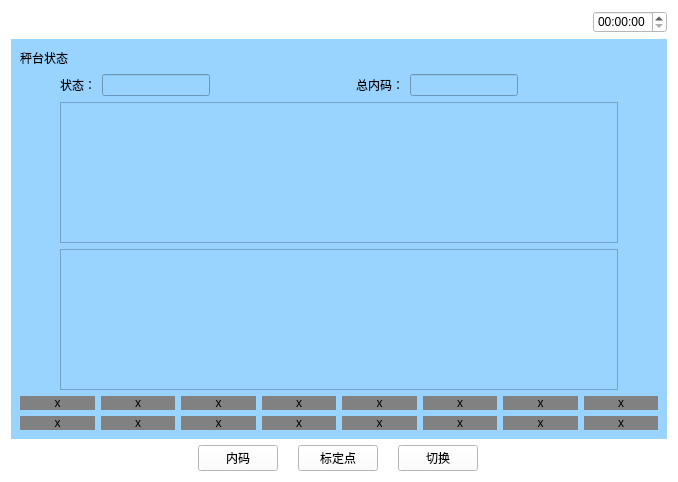
Old version of the form WeighSensor/chengtaizhuangtai.ui in the repository xsw258x2s5w8/WeightSensor.
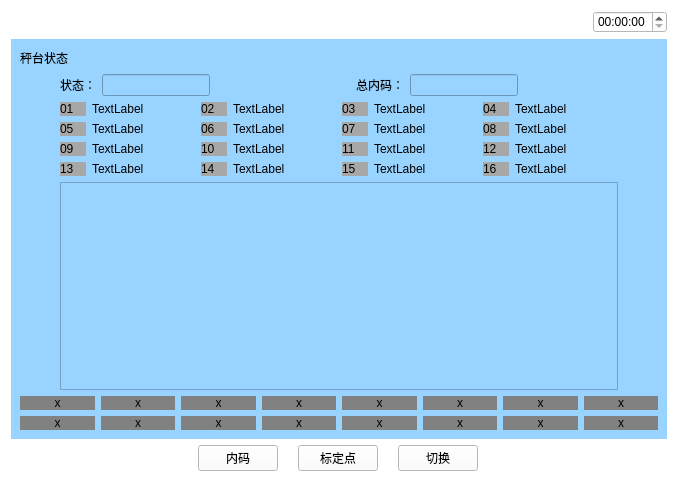
New version of the form. Icons and pictures are not drawn.

What changed in the file:
```diff
--- a/WeighSensor/chengtaizhuangtai.ui
+++ b/WeighSensor/chengtaizhuangtai.ui
@@ -236,7 +236,344 @@
            </spacer>
           </item>
           <item>
-           <widget class="QListView" name="listView"/>
+           <layout class="QGridLayout" name="gridLayout_2">
+            <item row="0" column="0">
+             <layout class="QHBoxLayout" name="horizontalLayout_7" stretch="1,4">
+              <item>
+               <widget class="QLabel" name="label_5">
+                <property name="styleSheet">
+                 <string notr="true">background-color: rgb(167, 167, 167);</string>
+                </property>
+                <property name="text">
+                 <string>01</string>
+                </property>
+               </widget>
+              </item>
+              <item>
+               <widget class="QLabel" name="sensor_1">
+                <property name="text">
+                 <string>TextLabel</string>
+                </property>
+               </widget>
+              </item>
+             </layout>
+            </item>
+            <item row="0" column="1">
+             <layout class="QHBoxLayout" name="horizontalLayout_8" stretch="1,4">
+              <item>
+               <widget class="QLabel" name="label_6">
+                <property name="styleSheet">
+                 <string notr="true">background-color: rgb(167, 167, 167);</string>
+                </property>
+                <property name="text">
+                 <string>02</string>
+                </property>
+               </widget>
+              </item>
+              <item>
+               <widget class="QLabel" name="sensor_2">
+                <property name="text">
+                 <string>TextLabel</string>
+                </property>
+               </widget>
+              </item>
+             </layout>
+            </item>
+            <item row="0" column="2">
+             <layout class="QHBoxLayout" name="horizontalLayout_9" stretch="1,4">
+              <item>
+               <widget class="QLabel" name="label_7">
+                <property name="styleSheet">
+                 <string notr="true">background-color: rgb(167, 167, 167);</string>
+                </property>
+                <property name="text">
+                 <string>03</string>
+                </property>
+               </widget>
+              </item>
+              <item>
+               <widget class="QLabel" name="sensor_3">
+                <property name="text">
+                 <string>TextLabel</string>
+                </property>
+               </widget>
+              </item>
+             </layout>
+            </item>
+            <item row="0" column="3">
+             <layout class="QHBoxLayout" name="horizontalLayout_10" stretch="1,4">
+              <item>
+               <widget class="QLabel" name="label_9">
+                <property name="styleSheet">
+                 <string notr="true">background-color: rgb(167, 167, 167);</string>
+                </property>
+                <property name="text">
+                 <string>04</string>
+                </property>
+               </widget>
+              </item>
+              <item>
+               <widget class="QLabel" name="sensor_4">
+                <property name="text">
+                 <string>TextLabel</string>
+                </property>
+               </widget>
+              </item>
+             </layout>
+            </item>
+            <item row="1" column="0">
+             <layout class="QHBoxLayout" name="horizontalLayout_13" stretch="1,4">
+              <item>
+               <widget class="QLabel" name="label_25">
+                <property name="styleSheet">
+                 <string notr="true">background-color: rgb(167, 167, 167);</string>
+                </property>
+                <property name="text">
+                 <string>05</string>
+                </property>
+               </widget>
+              </item>
+              <item>
+               <widget class="QLabel" name="sensor_5">
+                <property name="text">
+                 <string>TextLabel</string>
+                </property>
+               </widget>
+              </item>
+             </layout>
+            </item>
+            <item row="1" column="1">
+             <layout class="QHBoxLayout" name="horizontalLayout_12" stretch="1,4">
+              <item>
+               <widget class="QLabel" name="label_26">
+                <property name="styleSheet">
+                 <string notr="true">background-color: rgb(167, 167, 167);</string>
+                </property>
+                <property name="text">
+                 <string>06</string>
+                </property>
+               </widget>
+              </item>
+              <item>
+               <widget class="QLabel" name="sensor_6">
+                <property name="text">
+                 <string>TextLabel</string>
+                </property>
+               </widget>
+              </item>
+             </layout>
+            </item>
+            <item row="1" column="2">
+             <layout class="QHBoxLayout" name="horizontalLayout_11" stretch="1,4">
+              <item>
+               <widget class="QLabel" name="label_27">
+                <property name="styleSheet">
+                 <string notr="true">background-color: rgb(167, 167, 167);</string>
+                </property>
+                <property name="text">
+                 <string>07</string>
+                </property>
+               </widget>
+              </item>
+              <item>
+               <widget class="QLabel" name="sensor_7">
+                <property name="text">
+                 <string>TextLabel</string>
+                </property>
+               </widget>
+              </item>
+             </layout>
+            </item>
+            <item row="1" column="3">
+             <layout class="QHBoxLayout" name="horizontalLayout_14" stretch="1,4">
+              <item>
+               <widget class="QLabel" name="label_28">
+                <property name="styleSheet">
+                 <string notr="true">background-color: rgb(167, 167, 167);</string>
+                </property>
+                <property name="text">
+                 <string>08</string>
+                </property>
+               </widget>
+              </item>
+              <item>
+               <widget class="QLabel" name="sensor_8">
+                <property name="text">
+                 <string>TextLabel</string>
+                </property>
+               </widget>
+              </item>
+             </layout>
+            </item>
+            <item row="2" column="0">
+             <layout class="QHBoxLayout" name="horizontalLayout_17" stretch="1,4">
+              <item>
+               <widget class="QLabel" name="label_29">
+                <property name="styleSheet">
+                 <string notr="true">background-color: rgb(167, 167, 167);</string>
+                </property>
+                <property name="text">
+                 <string>09</string>
+                </property>
+               </widget>
+              </item>
+              <item>
+               <widget class="QLabel" name="sensor_9">
+                <property name="text">
+                 <string>TextLabel</string>
+                </property>
+               </widget>
+              </item>
+             </layout>
+            </item>
+            <item row="2" column="1">
+             <layout class="QHBoxLayout" name="horizontalLayout_16" stretch="1,4">
+              <item>
+               <widget class="QLabel" name="label_30">
+                <property name="styleSheet">
+                 <string notr="true">background-color: rgb(167, 167, 167);</string>
+                </property>
+                <property name="text">
+                 <string>10</string>
+                </property>
+               </widget>
+              </item>
+              <item>
+               <widget class="QLabel" name="sensor_10">
+                <property name="text">
+                 <string>TextLabel</string>
+                </property>
+               </widget>
+              </item>
+             </layout>
+            </item>
+            <item row="2" column="2">
+             <layout class="QHBoxLayout" name="horizontalLayout_15" stretch="1,4">
+              <item>
+               <widget class="QLabel" name="label_31">
+                <property name="styleSheet">
+                 <string notr="true">background-color: rgb(167, 167, 167);</string>
+                </property>
+                <property name="text">
+                 <string>11</string>
+                </property>
+               </widget>
+              </item>
+              <item>
+               <widget class="QLabel" name="sensor_11">
+                <property name="text">
+                 <string>TextLabel</string>
+                </property>
+               </widget>
+              </item>
+             </layout>
+            </item>
+            <item row="2" column="3">
+             <layout class="QHBoxLayout" name="horizontalLayout_18" stretch="1,4">
+              <item>
+               <widget class="QLabel" name="label_32">
+                <property name="styleSheet">
+                 <string notr="true">background-color: rgb(167, 167, 167);</string>
+                </property>
+                <property name="text">
+                 <string>12</string>
+                </property>
+               </widget>
+              </item>
+              <item>
+               <widget class="QLabel" name="sensor_12">
+                <property name="text">
+                 <string>TextLabel</string>
+                </property>
+               </widget>
+              </item>
+             </layout>
+            </item>
+            <item row="3" column="0">
+             <layout class="QHBoxLayout" name="horizontalLayout_21" stretch="1,4">
+              <item>
+               <widget class="QLabel" name="label_33">
+                <property name="styleSheet">
+                 <string notr="true">background-color: rgb(167, 167, 167);</string>
+                </property>
+                <property name="text">
+                 <string>13</string>
+                </property>
+               </widget>
+              </item>
+              <item>
+               <widget class="QLabel" name="sensor_13">
+                <property name="text">
+                 <string>TextLabel</string>
+                </property>
+               </widget>
+              </item>
+             </layout>
+            </item>
+            <item row="3" column="1">
+             <layout class="QHBoxLayout" name="horizontalLayout_20" stretch="1,4">
+              <item>
+               <widget class="QLabel" name="label_34">
+                <property name="styleSheet">
+                 <string notr="true">background-color: rgb(167, 167, 167);</string>
+                </property>
+                <property name="text">
+                 <string>14</string>
+                </property>
+               </widget>
+              </item>
+              <item>
+               <widget class="QLabel" name="sensor_14">
+                <property name="text">
+                 <string>TextLabel</string>
+                </property>
+               </widget>
+              </item>
+             </layout>
+            </item>
+            <item row="3" column="2">
+             <layout class="QHBoxLayout" name="horizontalLayout_19" stretch="1,4">
+              <item>
+               <widget class="QLabel" name="label_35">
+                <property name="styleSheet">
+                 <string notr="true">background-color: rgb(167, 167, 167);</string>
+                </property>
+                <property name="text">
+                 <string>15</string>
+                </property>
+               </widget>
+              </item>
+              <item>
+               <widget class="QLabel" name="sensor_15">
+                <property name="text">
+                 <string>TextLabel</string>
+                </property>
+               </widget>
+              </item>
+             </layout>
+            </item>
+            <item row="3" column="3">
+             <layout class="QHBoxLayout" name="horizontalLayout_22" stretch="1,4">
+              <item>
+               <widget class="QLabel" name="label_36">
+                <property name="styleSheet">
+                 <string notr="true">background-color: rgb(167, 167, 167);</string>
+                </property>
+                <property name="text">
+                 <string>16</string>
+                </property>
+               </widget>
+              </item>
+              <item>
+               <widget class="QLabel" name="sensor_16">
+                <property name="text">
+                 <string>TextLabel</string>
+                </property>
+               </widget>
+              </item>
+             </layout>
+            </item>
+           </layout>
           </item>
           <item>
            <spacer name="horizontalSpacer_7">
```
Left out of the diff: 10 changed lines with no effect on the pictures.
